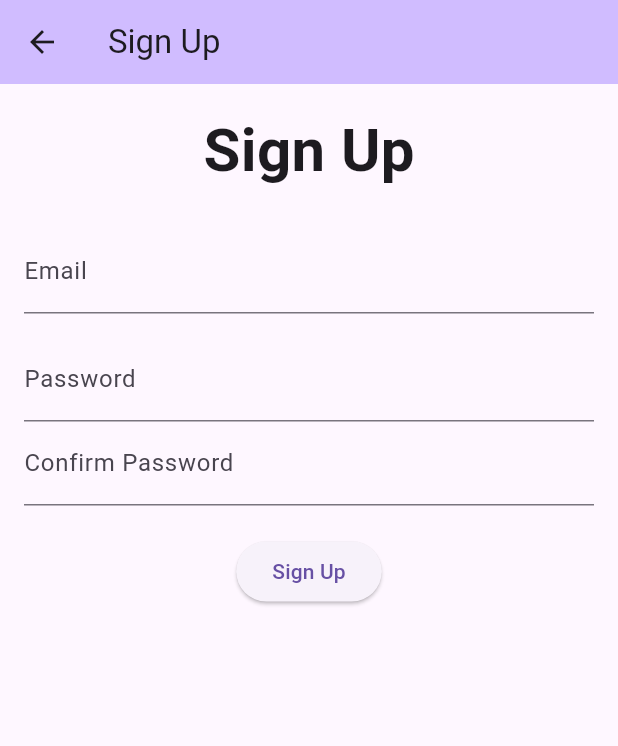
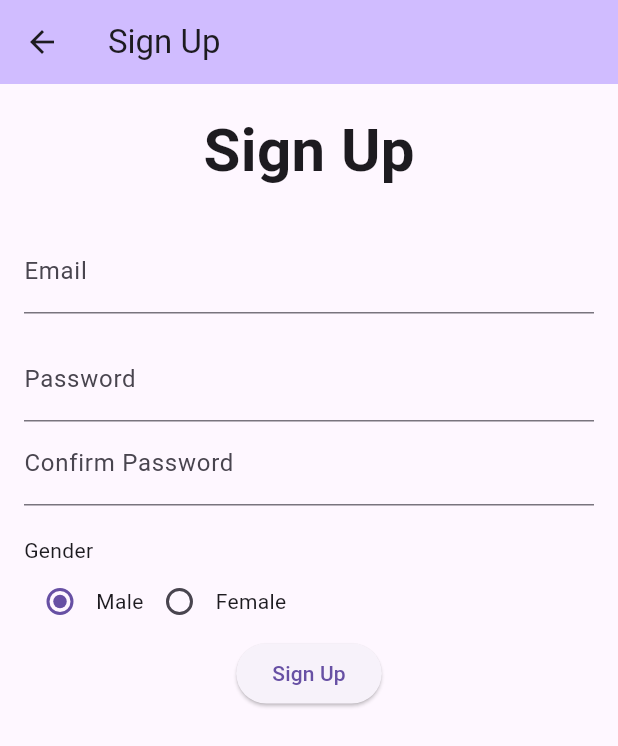
Before and after one commit to hirwaNkevin/flutter-calculator, a Flutter app: the Signupscreen screen opened directly, on a phone screen of 412 x 824 dp. Shown: the top 746 px of the screen. Run offline on Flutter 3.47's test engine with Material 3 defaults, Android fonts, the phone set to English and light mode, and no system bars; missing offline and left inert: expressions.

```diff
--- a/lib/sign_up_screen.dart
+++ b/lib/sign_up_screen.dart
@@ -13,6 +13,7 @@ class _SignupscreenState extends State<Signupscreen> {
   final TextEditingController _passwordController = TextEditingController();
   final TextEditingController _confirmPasswordController =
       TextEditingController();
+  static String _selectedGender = 'male';
 
   void _submitForm() {
     if (_formKey.currentState!.validate()) {
@@ -99,6 +100,44 @@ class _SignupscreenState extends State<Signupscreen> {
               const SizedBox(
                 height: 20.0,
               ),
+              //
+              //
+              FormField(
+                builder: (FormFieldState<String> state) {
+                  return Column(
+                    crossAxisAlignment: CrossAxisAlignment.start,
+                    children: [
+                      Text('Gender'),
+                      Row(
+                        children: [
+                          Radio(
+                              value: 'male',
+                              groupValue: _selectedGender,
+                              onChanged: (String? value) {
+                                setState(() {
+                                  _selectedGender = value!;
+                                });
+                              }),
+                          const Text('Male'),
+                          //
+                          //
+                          Radio(
+                              value: 'female',
+                              groupValue: _selectedGender,
+                              onChanged: (String? value) {
+                                setState(() {
+                                  _selectedGender = value!;
+                                });
+                              }),
+                          const Text('Female'),
+                        ],
+                      )
+                    ],
+                  );
+                },
+              ),
+              //
+              //
               ElevatedButton(
                 onPressed: _submitForm,
                 child: const Text('Sign Up'),
```
